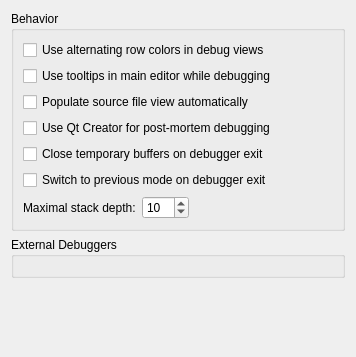
Above: src/plugins/debugger/commonoptionspage.ui from qt-creator/qt-creator before the change. Below: the same form after it.
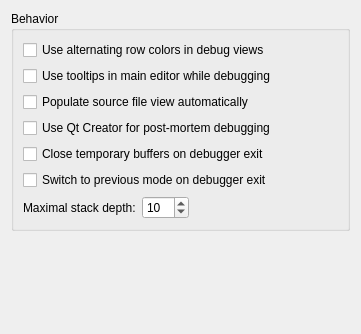
That is the form after the change. Custom widgets are drawn as their Qt base class.

Commit message: Debugger: Move debugger executables configuration into toolchains.

```diff
--- a/src/plugins/debugger/commonoptionspage.ui
+++ b/src/plugins/debugger/commonoptionspage.ui
@@ -6,8 +6,8 @@
    <rect>
     <x>0</x>
     <y>0</y>
-    <width>356</width>
-    <height>357</height>
+    <width>361</width>
+    <height>334</height>
    </rect>
   </property>
   <layout class="QVBoxLayout" name="verticalLayout">
@@ -129,40 +129,24 @@
      </layout>
     </widget>
    </item>
-   <item>
-    <widget class="QGroupBox" name="groupBox">
-     <property name="title">
-      <string>External Debuggers</string>
-     </property>
-     <layout class="QGridLayout" name="gridLayout">
-      <item row="0" column="0">
-       <widget class="Debugger::Internal::DebuggerChooserWidget" name="debuggerChooserWidget" native="true"/>
-      </item>
-     </layout>
-    </widget>
-   </item>
    <item>
     <spacer name="verticalSpacer">
      <property name="orientation">
       <enum>Qt::Vertical</enum>
      </property>
+     <property name="sizeType">
+      <enum>QSizePolicy::MinimumExpanding</enum>
+     </property>
      <property name="sizeHint" stdset="0">
       <size>
-       <width>10</width>
-       <height>1</height>
+       <width>0</width>
+       <height>0</height>
       </size>
      </property>
     </spacer>
    </item>
   </layout>
  </widget>
- <customwidgets>
-  <customwidget>
-   <class>Debugger::Internal::DebuggerChooserWidget</class>
-   <extends>QWidget</extends>
-   <header>debuggerchooserwidget.h</header>
-  </customwidget>
- </customwidgets>
  <resources/>
  <connections/>
 </ui>
```
The commit also changes 12 other files.
